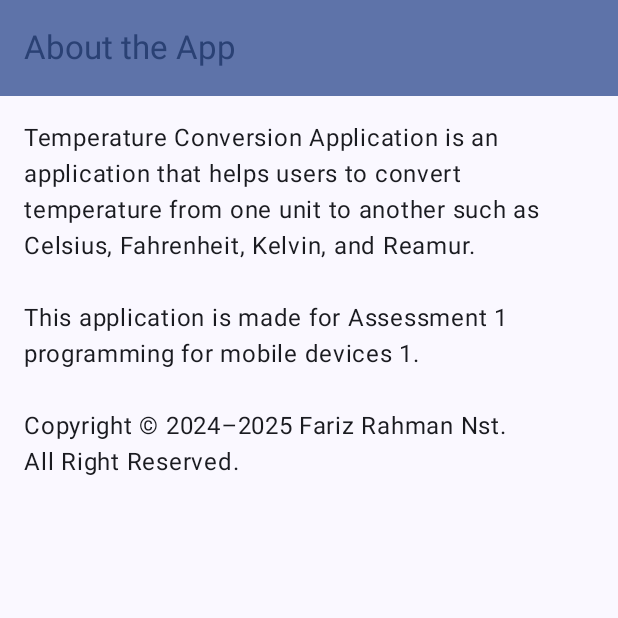
After one commit to fariz1406/Mini-Project1-MobPro1, an Android app built with Jetpack Compose: the AboutScreen screen opened through its navigation route, on a phone screen of 412 x 824 dp, the top half of it. The commit adds this screen. Run offline under Robolectric (Android 15) with nearby library versions, the phone set to English and light mode, and no system bars.

Commit message:
Membuat tampilan about

```diff
--- a/app/src/main/java/com/fariznst0075/assesment1/navigation/NavGraph.kt
+++ b/app/src/main/java/com/fariznst0075/assesment1/navigation/NavGraph.kt
@@ -5,6 +5,7 @@ import androidx.navigation.NavHostController
 import androidx.navigation.compose.NavHost
 import androidx.navigation.compose.composable
 import androidx.navigation.compose.rememberNavController
+import com.fariznst0075.assesment1.ui.screen.AboutScreen
 import com.fariznst0075.assesment1.ui.screen.MainScreen
 
 @Composable
@@ -16,5 +17,8 @@ fun SetupNavGraph(navController: NavHostController = rememberNavController()){
         composable(route = Screen.Home.route) {
             MainScreen()
         }
-    }
+        composable(route = Screen.About.route) {
+            AboutScreen()
+        }    }
+
 }
--- a/app/src/main/java/com/fariznst0075/assesment1/navigation/Screen.kt
+++ b/app/src/main/java/com/fariznst0075/assesment1/navigation/Screen.kt
@@ -2,4 +2,5 @@ package com.fariznst0075.assesment1.navigation
 
 sealed class Screen(val route: String) {
     data object Home: Screen("mainScreen")
+    data object About: Screen("aboutScreen")
 }
--- /dev/null
+++ b/app/src/main/java/com/fariznst0075/assesment1/ui/screen/AboutScreen.kt
@@ -0,0 +1,48 @@
+package com.fariznst0075.assesment1.ui.screen
+
+import android.content.res.Configuration
+import androidx.compose.foundation.layout.padding
+import androidx.compose.material3.ExperimentalMaterial3Api
+import androidx.compose.material3.MaterialTheme
+import androidx.compose.material3.Scaffold
+import androidx.compose.material3.Text
+import androidx.compose.material3.TopAppBar
+import androidx.compose.material3.TopAppBarDefaults
+import androidx.compose.runtime.Composable
+import androidx.compose.ui.Modifier
+import androidx.compose.ui.res.stringResource
+import androidx.compose.ui.tooling.preview.Preview
+import androidx.compose.ui.unit.dp
+import com.fariznst0075.assesment1.R
+import com.fariznst0075.assesment1.ui.theme.Assesment1Theme
+
+@OptIn(ExperimentalMaterial3Api::class)
+@Composable
+fun AboutScreen() {
+    Scaffold(
+        topBar = {
+            TopAppBar(
+                title = {
+                    Text(text = stringResource(id = R.string.about))
+                },
+                colors = TopAppBarDefaults.mediumTopAppBarColors(
+                    containerColor = MaterialTheme.colorScheme.primaryContainer,
+                    titleContentColor = MaterialTheme.colorScheme.primary,
+                )
+            )
+        }
+    ) { innerPadding ->
+        Text(
+            text = stringResource(R.string.copyright),
+            modifier = Modifier.padding(innerPadding).padding(16.dp))
+    }
+}
+
+@Preview(showBackground = true)
+@Preview(uiMode = Configuration.UI_MODE_NIGHT_YES, showBackground = true)
+@Composable
+fun AboutScreenPreview() {
+    Assesment1Theme {
+        AboutScreen()
+    }
+}
--- a/app/src/main/java/com/fariznst0075/assesment1/ui/screen/MainScreen.kt
+++ b/app/src/main/java/com/fariznst0075/assesment1/ui/screen/MainScreen.kt
@@ -40,7 +40,6 @@ import androidx.compose.ui.res.stringResource
 import androidx.compose.ui.text.input.ImeAction
 import androidx.compose.ui.text.input.KeyboardType
 import androidx.compose.ui.tooling.preview.Preview
-import androidx.compose.ui.unit.TextUnit
 import androidx.compose.ui.unit.dp
 import com.fariznst0075.assesment1.R
 import com.fariznst0075.assesment1.ui.theme.Assesment1Theme
@@ -178,7 +177,6 @@ fun ScreenContent(
                         ExposedDropdownMenuDefaults.TrailingIcon(expanded = expandedInput)
                     },
                     modifier = Modifier
-                        .menuAnchor()
                         .fillMaxWidth()
                 )
 
@@ -219,7 +217,6 @@ fun ScreenContent(
                     ExposedDropdownMenuDefaults.TrailingIcon(expanded = expandedTarget)
                 },
                 modifier = Modifier
-                    .menuAnchor()
                     .fillMaxWidth()
             )
 
--- a/app/src/main/res/values/strings.xml
+++ b/app/src/main/res/values/strings.xml
@@ -8,4 +8,5 @@
     <string name="conversion_to">Conversion to</string>
     <string name="validation_input">Invalid input</string>
     <string name="about">About the App</string>
+    <string name="copyright">Temperature Conversion Application is an application that helps users to convert temperature from one unit to another such as Celsius, Fahrenheit, Kelvin, and Reamur. \n \nThis application is made for Assessment 1 programming for mobile devices 1. \n\nCopyright © 2024–2025 Fariz Rahman Nst. \nAll Right Reserved.</string>
 </resources>
```
Also changed, not shown: 1 other file.
